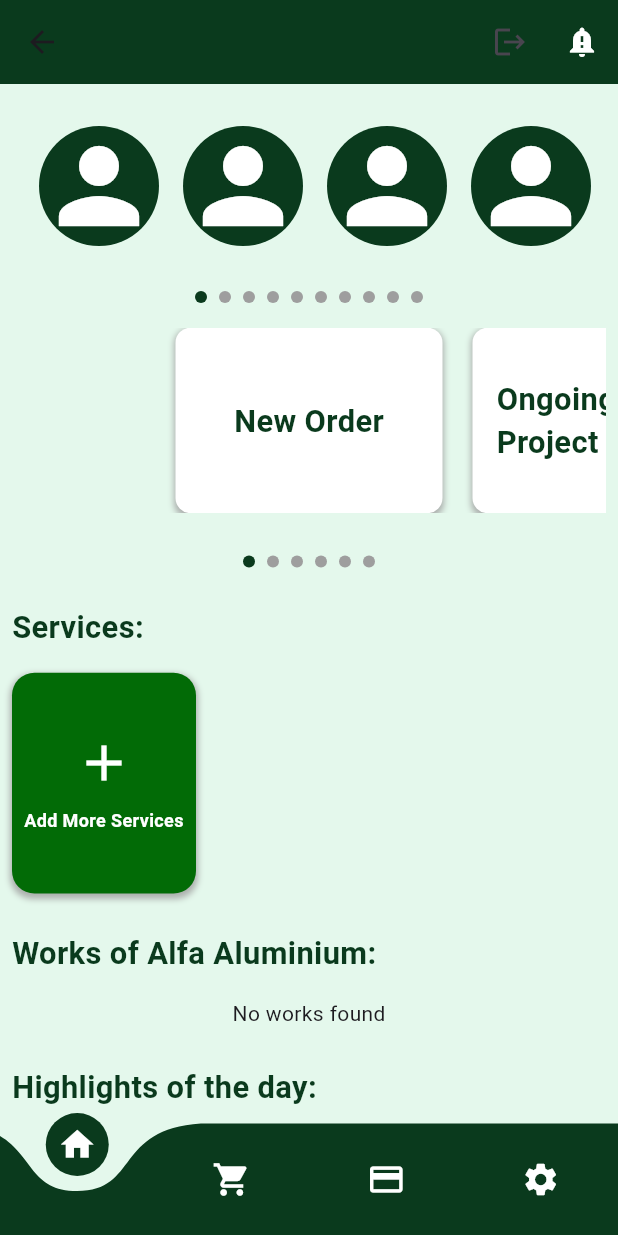
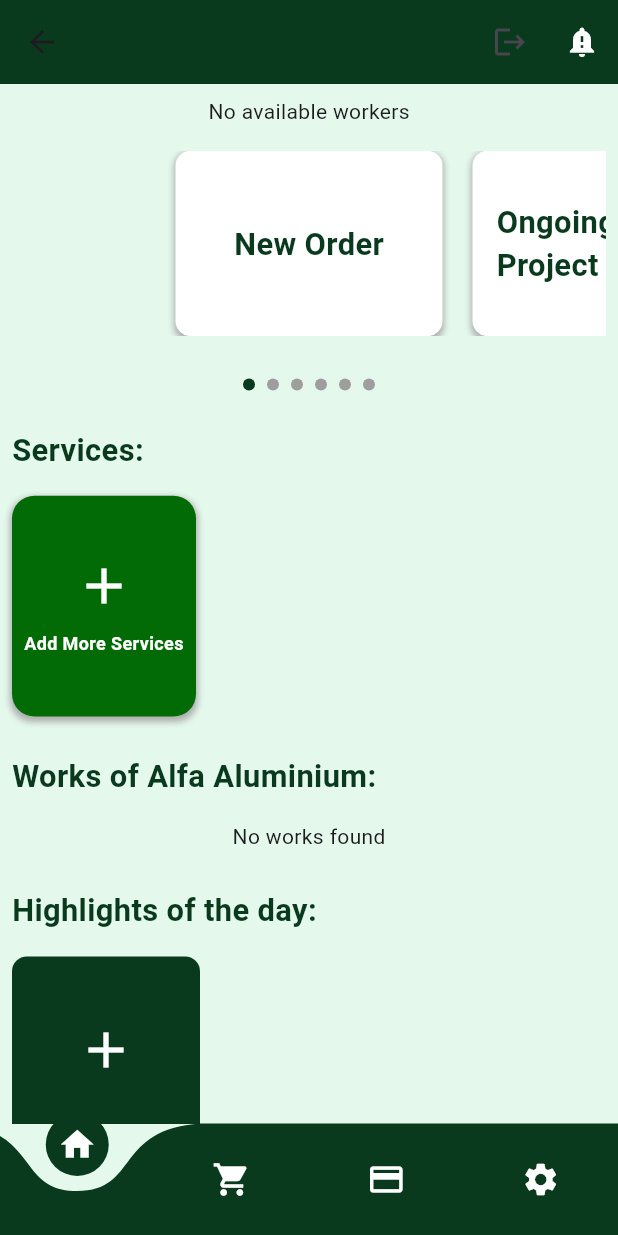
Before and after one commit to Ansinarose/company_app, a Flutter app: the HomeScreen screen opened by its route, on a phone screen of 412 x 824 dp. Run offline on Flutter 3.47's test engine with Material 3 defaults, Android fonts, the phone set to English and light mode, and no system bars; drawn by our look-alikes of curved_navigation_bar, smooth_page_indicator; our stand-ins replace carousel_slider, cloud_firestore, firebase_core, firebase_storage, flutter_slidable, image_picker and 1 more; missing offline and left inert: flutter_pdfview; accounts and stored records are empty.

Commit message:
person slider activted by placing available worker

```diff
--- a/lib/common/widgets/person_slider.dart
+++ b/lib/common/widgets/person_slider.dart
@@ -1,54 +1,91 @@
+import 'package:company_application/features/workers/workerdetails_card.dart';
 import 'package:flutter/material.dart';
 import 'package:company_application/common/constants/app_colors.dart';
 import 'package:smooth_page_indicator/smooth_page_indicator.dart';
+import 'package:cloud_firestore/cloud_firestore.dart';
+
 
 class PersonSlider extends StatelessWidget {
-  final int itemCount;
-
-  PersonSlider({required this.itemCount});
+  final PageController _pageController = PageController();
 
   @override
   Widget build(BuildContext context) {
-    final PageController _pageController = PageController();
+    return StreamBuilder<QuerySnapshot>(
+      stream: FirebaseFirestore.instance
+          .collection('attendance')
+          .where('isAvailable', isEqualTo: true)
+          .where('timestamp', isGreaterThan: DateTime.now().subtract(Duration(hours: 24)))
+          .snapshots(),
+      builder: (context, snapshot) {
+        if (snapshot.connectionState == ConnectionState.waiting) {
+          return Center(child: CircularProgressIndicator());
+        }
+
+        if (snapshot.hasError) {
+          return Center(child: Text('Error: ${snapshot.error}'));
+        }
+
+        if (!snapshot.hasData || snapshot.data!.docs.isEmpty) {
+          return Center(child: Text('No available workers'));
+        }
+
+        final workers = snapshot.data!.docs;
 
         return Column(
           children: [
             Padding(
               padding: const EdgeInsets.all(10.0),
               child: Container(
-            height: 100, // Set height for the scrollable section
-            child: SingleChildScrollView(
+                height: 100,
+                child: ListView.builder(
                   scrollDirection: Axis.horizontal,
-              child: Row(
-                children: List.generate(itemCount, (index) {
+                  itemCount: workers.length,
+                  itemBuilder: (context, index) {
+                    var workerData = workers[index].data() as Map<String, dynamic>;
                     return GestureDetector(
                       onTap: () {
-                      // Handle tap
+                        Navigator.push(
+                          context,
+                          MaterialPageRoute(
+                            builder: (context) => WorkerDetailsCard(worker: workerData),
+                          ),
+                        );
                       },
                       child: Container(
                         margin: EdgeInsets.all(8.0),
-                      width: 80, // Set width and height for the round container
+                        width: 80,
                         height: 80,
                         decoration: BoxDecoration(
-                        color: AppColors.textPrimaryColor, // Background color of the container
-                        shape: BoxShape.circle, // Round shape
+                          shape: BoxShape.circle,
+                          color: Colors.grey[200],
                         ),
-                      child: Icon(
-                        Icons.person,
-                        color: Colors.white,
-                        size: 80, // Icon size
+                        child: ClipOval(
+                          child: workerData['imageUrl'] != null && workerData['imageUrl'].isNotEmpty
+                              ? Image.network(
+                                  workerData['imageUrl'],
+                                  fit: BoxFit.cover,
+                                  errorBuilder: (context, error, stackTrace) {
+                                    return Image.asset(
+                                      'assets/images/placeholderimage.jpeg',
+                                      fit: BoxFit.cover,
+                                    );
+                                  },
+                                )
+                              : Image.asset(
+                                  'assets/images/placeholderimage.jpeg',
+                                  fit: BoxFit.cover,
+                                ),
                         ),
                       ),
                     );
-                }),
-              ),
+                  },
                 ),
               ),
             ),
             SizedBox(height: 10),
             SmoothPageIndicator(
               controller: _pageController,
-          count: itemCount, // Replace 10 with your dynamic list length
+              count: workers.length,
               effect: WormEffect(
                 dotWidth: 8.0,
                 dotHeight: 8.0,
@@ -58,5 +95,7 @@ class PersonSlider extends StatelessWidget {
             ),
           ],
         );
+      },
+    );
   }
 }
--- a/lib/features/home/views/home_screen.dart
+++ b/lib/features/home/views/home_screen.dart
@@ -159,7 +159,7 @@ class _HomeScreenState extends State<HomeScreen> {
           child: Column(
             crossAxisAlignment: CrossAxisAlignment.start,
             children: [
-              PersonSlider(itemCount: 10),
+              PersonSlider(),
               SizedBox(height: screenHeight * 0.02),
               HorizontalSlider(),
               SizedBox(height: screenHeight * 0.03),
--- a/pubspec.yaml
+++ b/pubspec.yaml
@@ -83,6 +83,7 @@ flutter:
     - assets/images/interior-design-violet-22273327.webp
     - assets/images/R.png
     - assets/images/th (35).jpeg
+    - assets/images/placeholderimage.jpeg
   #   - images/a_dot_ham.jpeg
 
   # An image asset can refer to one or more resolution-specific "variants", see
```
Also changed, not shown: lib/features/workers/workerdetails_card.dart (added, +104 -0 lines), assets/images/placeholderimage.jpeg (added). Lines whose indentation alone changed are shown as unchanged.
